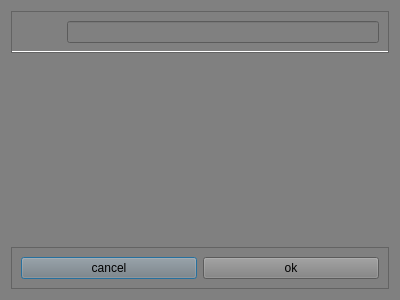
Old version of the form flipVerticalLayout/dialog.ui in the repository laszlo-avotra-tips/layout.
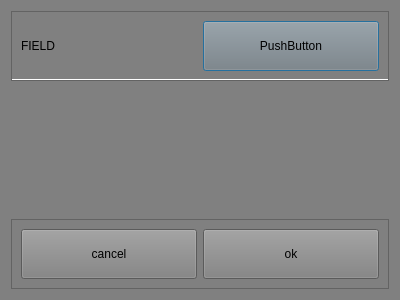
New version of the form.

```diff
--- a/flipVerticalLayout/dialog.ui
+++ b/flipVerticalLayout/dialog.ui
@@ -33,29 +33,33 @@
      </property>
      <layout class="QHBoxLayout" name="horizontalLayout_2">
       <item>
-       <widget class="QPushButton" name="pushButtonName">
-        <property name="sizePolicy">
-         <sizepolicy hsizetype="Minimum" vsizetype="Fixed">
-          <horstretch>0</horstretch>
-          <verstretch>0</verstretch>
-         </sizepolicy>
+       <widget class="QLabel" name="labelField">
+        <property name="minimumSize">
+         <size>
+          <width>0</width>
+          <height>50</height>
+         </size>
         </property>
         <property name="styleSheet">
-         <string notr="true"/>
+         <string notr="true">border: 0px</string>
         </property>
         <property name="text">
-         <string/>
-        </property>
-        <property name="autoDefault">
-         <bool>false</bool>
-        </property>
-        <property name="flat">
-         <bool>true</bool>
+         <string>FIELD</string>
         </property>
        </widget>
       </item>
       <item>
-       <widget class="QLineEdit" name="lineEdit"/>
+       <widget class="QPushButton" name="pushButtonField">
+        <property name="minimumSize">
+         <size>
+          <width>0</width>
+          <height>50</height>
+         </size>
+        </property>
+        <property name="text">
+         <string>PushButton</string>
+        </property>
+       </widget>
       </item>
      </layout>
     </widget>
@@ -84,6 +88,12 @@
      <layout class="QHBoxLayout" name="horizontalLayout">
       <item>
        <widget class="QPushButton" name="pushButtonCancel">
+        <property name="minimumSize">
+         <size>
+          <width>0</width>
+          <height>50</height>
+         </size>
+        </property>
         <property name="text">
          <string>cancel</string>
         </property>
@@ -91,6 +101,12 @@
       </item>
       <item>
        <widget class="QPushButton" name="pushButtonOK">
+        <property name="minimumSize">
+         <size>
+          <width>0</width>
+          <height>50</height>
+         </size>
+        </property>
         <property name="text">
          <string>ok</string>
         </property>
```
Left out of the diff: 2 changed lines with no effect on the pictures.
